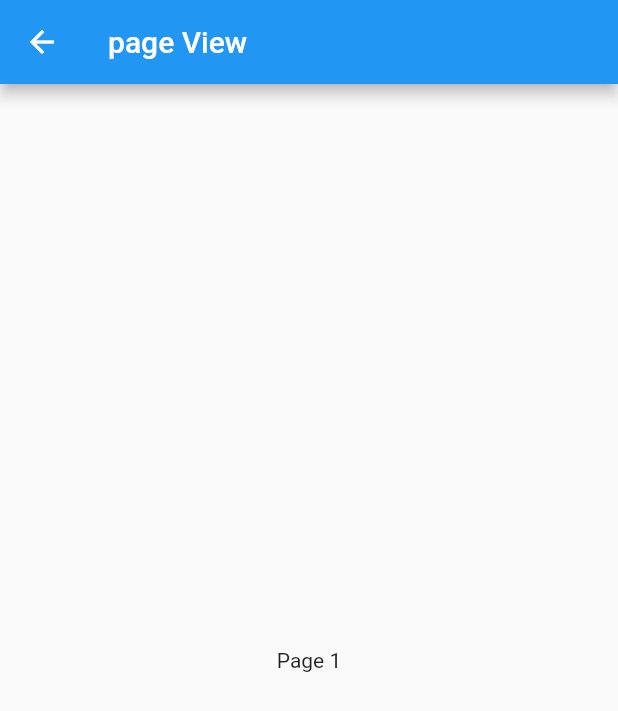
After one commit to salim-maula/StatefullWidget, a Flutter app: the screen it shows after launch, after a tap on "My Page View", on a phone screen of 412 x 824 dp. The commit adds this screen. Shown: the top 711 px of the screen. Run offline on Flutter 3.47's test engine with Material 2 defaults, Android fonts, the phone set to English and light mode, and no system bars.

Commit message:
add custom lauout

```diff
--- a/lib/menu_page.dart
+++ b/lib/menu_page.dart
@@ -1,7 +1,14 @@
 import 'package:flutter/material.dart';
 import 'package:flutter/src/foundation/key.dart';
 import 'package:flutter/src/widgets/framework.dart';
+import 'package:statefull_widget/screen/custom_scroll_view.dart';
+import 'package:statefull_widget/screen/grid_page_builder.dart';
 import 'package:statefull_widget/screen/input_page.dart';
+import 'package:statefull_widget/screen/list_page.dart';
+import 'package:statefull_widget/screen/list_page_builder.dart';
+import 'package:statefull_widget/screen/list_page_separated.dart';
+import 'package:statefull_widget/screen/my_page_view.dart';
+import 'package:statefull_widget/screen/test.dart';
 
 class MenuPage extends StatelessWidget {
   const MenuPage({Key? key}) : super(key: key);
@@ -19,17 +26,132 @@ class MenuPage extends StatelessWidget {
           child: Column(
             mainAxisAlignment: MainAxisAlignment.center,
             children: [
+              SizedBox(
+                height: 8,
+              ),
               ElevatedButton(
                 onPressed: () {
                   Navigator.push(
                     context,
                     MaterialPageRoute<void>(
-                      builder: (BuildContext context) =>  InputPage(),
+                      builder: (BuildContext context) => InputPage(),
                     ),
                   );
                 },
                 child: Text(
                   "Input Page",
+                ),
+              ),
+               SizedBox(
+                height: 8,
+              ),
+              ElevatedButton(
+                onPressed: () {
+                  Navigator.push(
+                    context,
+                    MaterialPageRoute<void>(
+                      builder: (BuildContext context) => Test(),
+                    ),
+                  );
+                },
+                child: Text(
+                  "Test",
+                ),
+              ),
+               SizedBox(
+                height: 8,
+              ),
+              ElevatedButton(
+                onPressed: () {
+                  Navigator.push(
+                    context,
+                    MaterialPageRoute<void>(
+                      builder: (BuildContext context) => ListPage(),
+                    ),
+                  );
+                },
+                child: Text(
+                  "List View",
+                ),
+              ),
+              SizedBox(
+                height: 8,
+              ),
+              ElevatedButton(
+                onPressed: () {
+                  Navigator.push(
+                    context,
+                    MaterialPageRoute<void>(
+                      builder: (BuildContext context) => ListPageBuilder(),
+                    ),
+                  );
+                },
+                child: Text(
+                  "List Page Builder",
+                ),
+              ),
+              SizedBox(
+                height: 8,
+              ),
+              ElevatedButton(
+                onPressed: () {
+                  Navigator.push(
+                    context,
+                    MaterialPageRoute<void>(
+                      builder: (BuildContext context) => ListPageSeparated(),
+                    ),
+                  );
+                },
+                child: Text(
+                  "List Page Separated",
+                ),
+              ),
+               SizedBox(
+                height: 8,
+              ),
+              ElevatedButton(
+                onPressed: () {
+                  Navigator.push(
+                    context,
+                    MaterialPageRoute<void>(
+                      builder: (BuildContext context) => GridPageBuilder(),
+                    ),
+                  );
+                },
+                child: Text(
+                  "Grid Page Builder",
+                ),
+              ),
+               SizedBox(
+                height: 8,
+              ),
+              ElevatedButton(
+                onPressed: () {
+                  Navigator.push(
+                    context,
+                    MaterialPageRoute<void>(
+                      builder: (BuildContext context) => MyPageView(),
+                    ),
+                  );
+                },
+                child: Text(
+                  "My Page View",
+                ),
+              ),
+              SizedBox(
+                height: 8,
+              ),
+              ElevatedButton(
+                onPressed: () {
+                  Navigator.push(
+                    context,
+                    MaterialPageRoute<void>(
+                      builder: (BuildContext context) => CustomScrollPage(),
+                    ),
+                  );
+                },
+                child: Text(
+                  "Custom Scroll Page",
                 ),
               ),
             ],
--- /dev/null
+++ b/lib/screen/my_page_view.dart
@@ -0,0 +1,58 @@
+import 'package:flutter/material.dart';
+
+class MyPageView extends StatefulWidget {
+  const MyPageView({Key? key}) : super(key: key);
+
+  @override
+  State<MyPageView> createState() => _MyPageViewState();
+}
+
+class _MyPageViewState extends State<MyPageView> {
+
+  final PageController _controller = PageController(initialPage: 0);
+
+  int _activePage = 0;
+
+  final List<Widget> _pages = [
+      Page(setText: "Page 1"),
+      Page(setText: "Page 2"),
+      Page(setText: "Page 3"),
+  ];
+
+  @override
+  Widget build(BuildContext context) {
+    return Scaffold(
+      appBar: AppBar(
+        title: Text("page View"),
+      ),
+      body: PageView.builder(
+          controller: _controller,
+          itemCount: _pages.length,
+          itemBuilder: (context, idx){
+            return _pages[idx];
+          },
+          onPageChanged: (idx){
+            setState(() {
+              _activePage = idx;
+            });
+          }
+      )
+    );
+  }
+}
+
+
+class Page extends StatelessWidget {
+  const Page({Key? key, required this.setText}) : super(key: key);
+
+  final String setText;
+
+  @override
+  Widget build(BuildContext context) {
+    return Scaffold(
+      body: Center(
+          child: Text(setText),
+      ),
+    );
+  }
+}
```
Also changed, not shown: lib/screen/custom_scroll_view.dart (added, +37 -0 lines), lib/screen/grid_page_builder.dart (added, +34 -0 lines), lib/screen/list_page.dart (added, +214 -0 lines), lib/screen/list_page_builder.dart (added, +23 -0 lines), lib/screen/list_page_separated.dart (added, +75 -0 lines), lib/screen/test.dart (added, +127 -0 lines).
